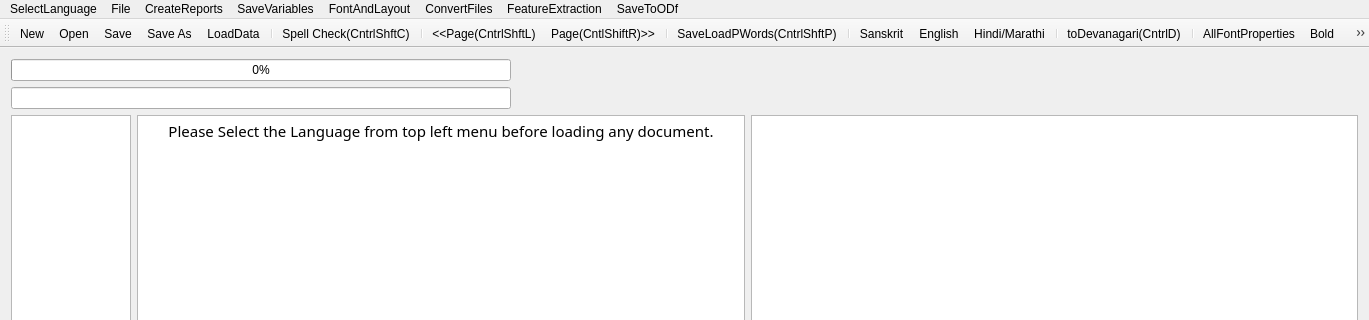
This is FrameWorkCode/mainwindow.ui in UDAAN-LEAP/leap-pe-tool as Qt 5 draws it before an edit; both pictures show x 0 to 1369 and y 0 to 320 of the 1369 by 736 pixel window. The edited form follows.
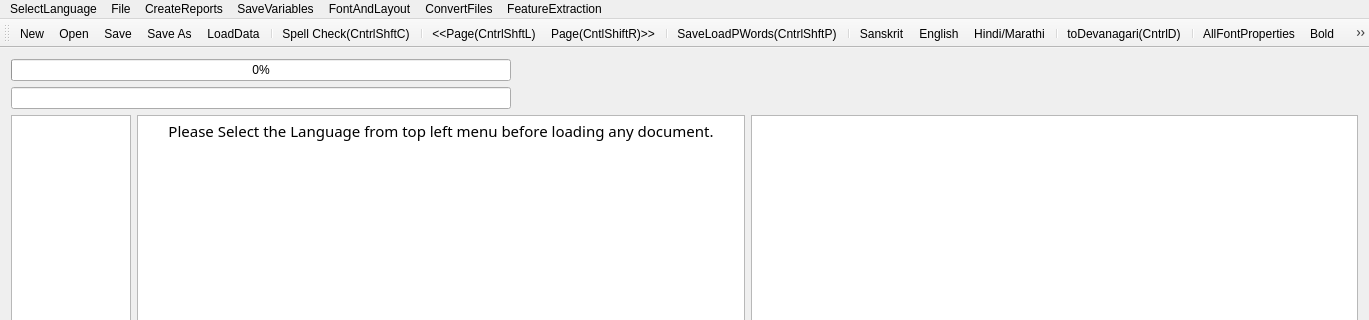
This is the edited form. Icons and pictures are not drawn.

```diff
--- a/FrameWorkCode/mainwindow.ui
+++ b/FrameWorkCode/mainwindow.ui
@@ -221,12 +221,6 @@
     <addaction name="actionRightAlign"/>
     <addaction name="actionCentreAlign"/>
    </widget>
-   <widget class="QMenu" name="menuSaveToODf">
-    <property name="title">
-     <string>SaveToODf</string>
-    </property>
-    <addaction name="actionSaveAsODF"/>
-   </widget>
    <addaction name="menuSelectLanguage"/>
    <addaction name="menuOCR_Correction_Window"/>
    <addaction name="menuCreateReports"/>
@@ -234,7 +228,6 @@
    <addaction name="menuFontAndLayout"/>
    <addaction name="menuConvertFiles"/>
    <addaction name="menuFeatureExtraction"/>
-   <addaction name="menuSaveToODf"/>
   </widget>
   <widget class="QToolBar" name="mainToolBar">
    <attribute name="toolBarArea">
```
Left out of the diff: 6 changed lines with no effect on the pictures.
